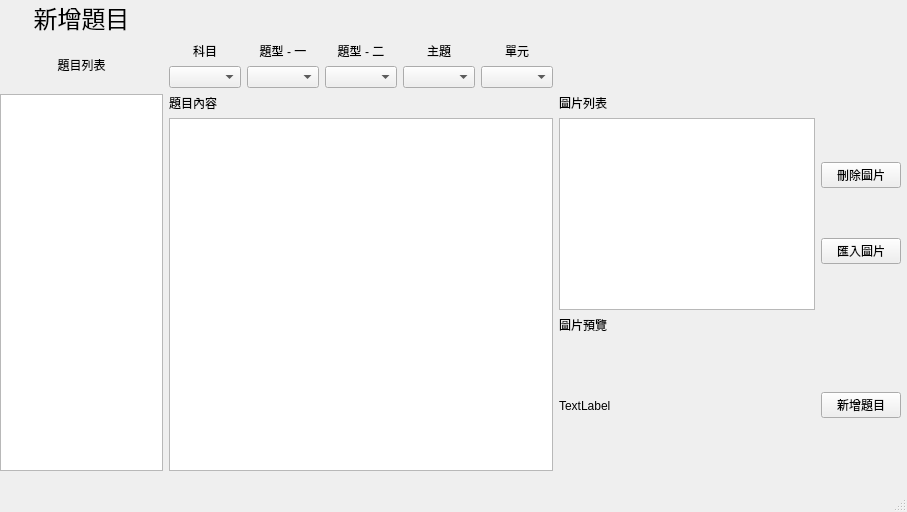
Above: view/UI/Add_Edit_Question_UI.ui from allen880612/Question-Database-System before the change. Below: the same form after it.
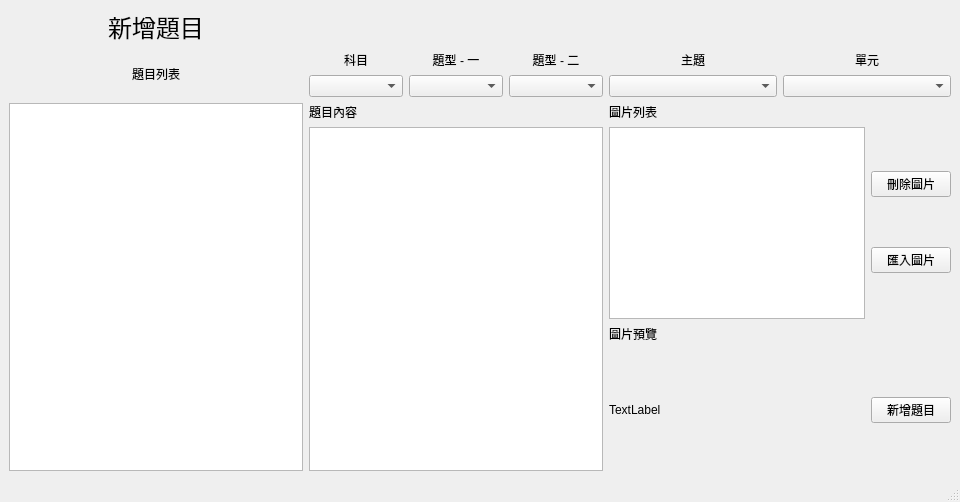
That is the form after the change.

Commit message: QDS Ver 0.2.3 : Get Question & type List Fuck list item

```diff
--- a/view/UI/Add_Edit_Question_UI.ui
+++ b/view/UI/Add_Edit_Question_UI.ui
@@ -6,24 +6,20 @@
    <rect>
     <x>0</x>
     <y>0</y>
-    <width>907</width>
-    <height>512</height>
+    <width>960</width>
+    <height>502</height>
    </rect>
   </property>
   <property name="windowTitle">
    <string>MainWindow</string>
   </property>
   <widget class="QWidget" name="centralwidget">
-   <widget class="QWidget" name="gridLayoutWidget">
-    <property name="geometry">
-     <rect>
-      <x>0</x>
-      <y>0</y>
-      <width>901</width>
-      <height>471</height>
-     </rect>
-    </property>
+   <layout class="QHBoxLayout" name="horizontalLayout">
+    <item>
     <layout class="QGridLayout" name="gridLayout">
+      <property name="sizeConstraint">
+       <enum>QLayout::SetDefaultConstraint</enum>
+      </property>
      <item row="1" column="0">
       <widget class="QLabel" name="label_question_list">
        <property name="text">
@@ -34,43 +30,30 @@
        </property>
       </widget>
      </item>
+      <item row="2" column="1">
+       <layout class="QVBoxLayout" name="verticalLayout_5">
+        <item>
+         <widget class="QLabel" name="label_3">
+          <property name="text">
+           <string>題目內容</string>
+          </property>
+         </widget>
+        </item>
+        <item>
+         <widget class="QPlainTextEdit" name="text_edit_question"/>
+        </item>
+       </layout>
+      </item>
+      <item row="2" column="0">
+       <widget class="QListWidget" name="list_weight_question"/>
+      </item>
      <item row="1" column="1">
       <layout class="QGridLayout" name="gridLayout_2">
-       <item row="1" column="0">
-        <widget class="QComboBox" name="comboBox_question_0"/>
-       </item>
-       <item row="0" column="3">
-        <widget class="QLabel" name="label_question_type_3">
-         <property name="text">
-          <string>主題</string>
-         </property>
-         <property name="alignment">
-          <set>Qt::AlignCenter</set>
-         </property>
-        </widget>
-       </item>
-       <item row="0" column="1">
-        <widget class="QLabel" name="label_question_type_1">
-         <property name="text">
-          <string>題型 - 一</string>
-         </property>
-         <property name="alignment">
-          <set>Qt::AlignCenter</set>
-         </property>
-        </widget>
-       </item>
-       <item row="0" column="0">
-        <widget class="QLabel" name="label_question_type_0">
-         <property name="text">
-          <string>科目</string>
-         </property>
-         <property name="alignment">
-          <set>Qt::AlignCenter</set>
-         </property>
-        </widget>
+        <item row="1" column="1">
+         <widget class="QComboBox" name="cBox_lv2"/>
        </item>
        <item row="0" column="2">
-        <widget class="QLabel" name="label_question_type_2">
+         <widget class="QLabel" name="label_lv3">
          <property name="text">
           <string>題型 - 二</string>
          </property>
@@ -79,27 +62,31 @@
          </property>
         </widget>
        </item>
-       <item row="0" column="4">
-        <widget class="QLabel" name="label_question_type_4">
+        <item row="0" column="1">
+         <widget class="QLabel" name="label_lv2">
          <property name="text">
-          <string>單元</string>
+           <string>題型 - 一</string>
          </property>
          <property name="alignment">
           <set>Qt::AlignCenter</set>
          </property>
         </widget>
        </item>
-       <item row="1" column="1">
-        <widget class="QComboBox" name="comboBox_question_1"/>
+        <item row="1" column="0">
+         <widget class="QComboBox" name="cBox_lv1"/>
        </item>
        <item row="1" column="2">
-        <widget class="QComboBox" name="comboBox_question_2"/>
-       </item>
-       <item row="1" column="3">
-        <widget class="QComboBox" name="comboBox_question_3"/>
-       </item>
-       <item row="1" column="4">
-        <widget class="QComboBox" name="comboBox_question_4"/>
+         <widget class="QComboBox" name="cBox_lv3"/>
+        </item>
+        <item row="0" column="0">
+         <widget class="QLabel" name="label_lv1">
+          <property name="text">
+           <string>科目</string>
+          </property>
+          <property name="alignment">
+           <set>Qt::AlignCenter</set>
+          </property>
+         </widget>
        </item>
       </layout>
      </item>
@@ -195,32 +182,46 @@
        </property>
       </widget>
      </item>
-     <item row="2" column="1">
-      <layout class="QVBoxLayout" name="verticalLayout_5">
-       <item>
-        <widget class="QLabel" name="label_3">
+      <item row="1" column="2">
+       <layout class="QGridLayout" name="gridLayout_4">
+        <item row="0" column="0">
+         <widget class="QLabel" name="label_lv4">
          <property name="text">
-          <string>題目內容</string>
-         </property>
-        </widget>
-       </item>
-       <item>
-        <widget class="QPlainTextEdit" name="text_edit_question"/>
-       </item>
-      </layout>
-     </item>
-     <item row="2" column="0">
-      <widget class="QListWidget" name="list_weight_question"/>
-     </item>
-    </layout>
-   </widget>
+           <string>主題</string>
+          </property>
+          <property name="alignment">
+           <set>Qt::AlignCenter</set>
+          </property>
+         </widget>
+        </item>
+        <item row="0" column="1">
+         <widget class="QLabel" name="label_lv5">
+          <property name="text">
+           <string>單元</string>
+          </property>
+          <property name="alignment">
+           <set>Qt::AlignCenter</set>
+          </property>
+         </widget>
+        </item>
+        <item row="1" column="0">
+         <widget class="QComboBox" name="cBox_lv4"/>
+        </item>
+        <item row="1" column="1">
+         <widget class="QComboBox" name="cBox_lv5"/>
+        </item>
+       </layout>
+      </item>
+     </layout>
+    </item>
+   </layout>
   </widget>
   <widget class="QMenuBar" name="menubar">
    <property name="geometry">
     <rect>
      <x>0</x>
      <y>0</y>
-     <width>907</width>
+     <width>960</width>
      <height>21</height>
     </rect>
    </property>
```
Lines whose indentation alone changed are shown as unchanged. The commit also changes 10 other files.
